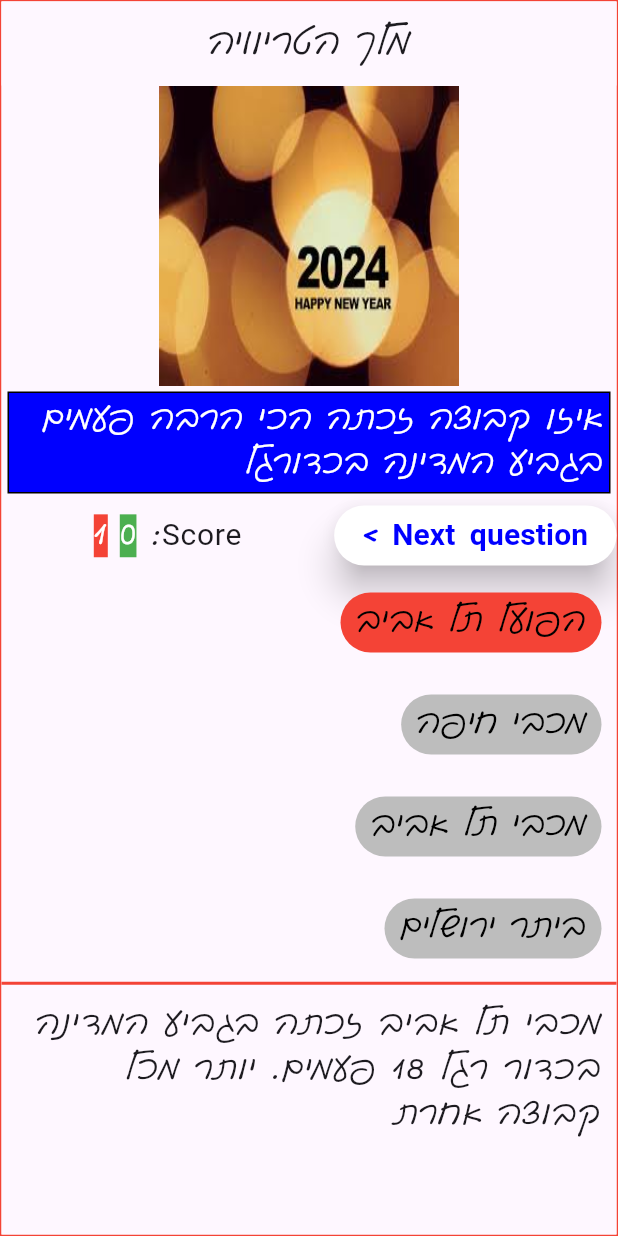
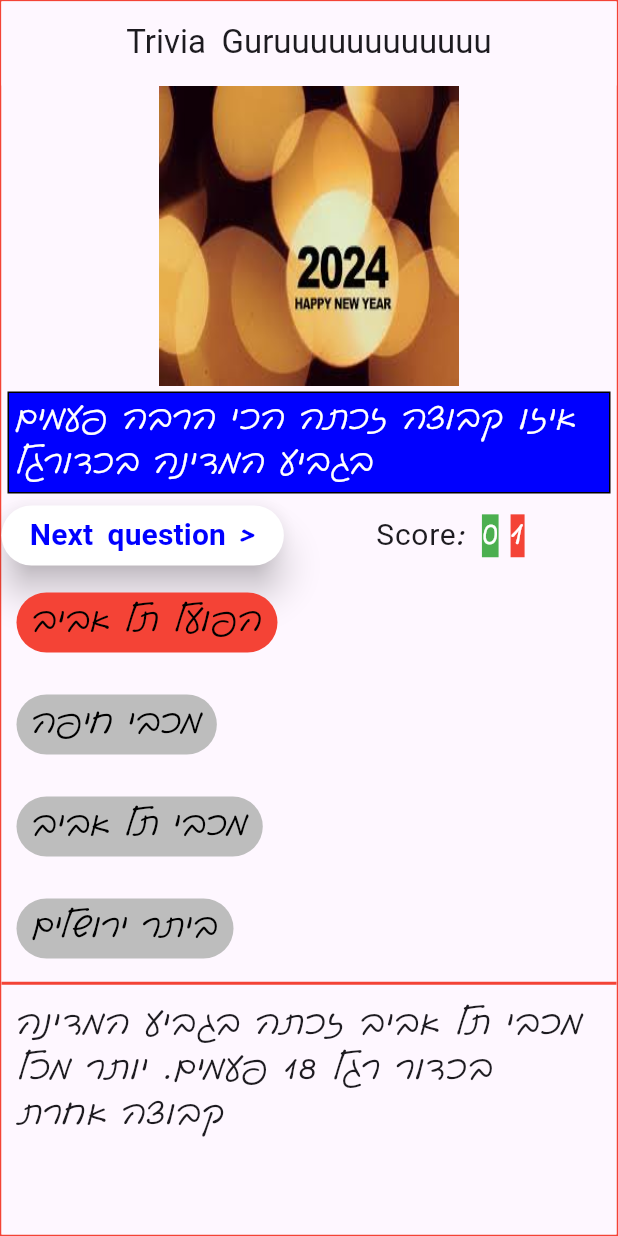
Before and after one commit to patishavir/trivia_guru, a Flutter app: the screen it shows after launch, after a tap on "הפועל תל אביב", on a phone screen of 412 x 824 dp. Run offline on Flutter 3.47's test engine with Material 3 defaults, Android fonts, the phone set to English and light mode, and no system bars; our stand-ins replace confetti, easy_localization; missing offline and left inert: blinking_text.

Commit message:
20210103

```diff
--- /dev/null
+++ b/assets/l10n/en.json
@@ -0,0 +1,4 @@
+{
+  "select_an_answer": "Select an answerrrrrrrrrrrrrrrrrrrr:",
+  "app_title": "Trivia Guruuuuuuuuuuuu"
+}
--- /dev/null
+++ b/assets/l10n/he.json
@@ -0,0 +1,4 @@
+{
+   "select_an_answer": "בחר תשובה:",
+  "app_title": "אלוף הטריוויהההה"
+}
--- a/i18n/en/stirng.json
+++ /dev/null
@@ -1,5 +0,0 @@
-{
-  “key1”: “value1”,
-“key2”: “value2”,
-“key3”: “value3”
-}
--- /dev/null
+++ b/lib/l10n/l10n.dart
@@ -0,0 +1,5 @@
+import 'package:flutter/material.dart';
+
+class L10n {
+  static final all = [const Locale('he'), const Locale('en')];
+}
--- a/lib/main.dart
+++ b/lib/main.dart
@@ -1,6 +1,17 @@
 import 'package:flutter/material.dart';
 import 'package:trivia_guru/pages/multiple_choice_question_form.dart';
+import 'package:easy_localization/easy_localization.dart';
+import 'l10n/l10n.dart';
 
-void main() {
-  runApp(const MultipleChoiceApp());
+void main() async {
+  WidgetsFlutterBinding.ensureInitialized();
+  await EasyLocalization.ensureInitialized();
+  runApp(
+    EasyLocalization(
+      supportedLocales: L10n.all,
+      path: 'assets/l10n',
+      fallbackLocale: L10n.all[0],
+      child: const MultipleChoiceApp(),
+    ),
+  );
 }
--- a/lib/pages/multiple_choice_question_form.dart
+++ b/lib/pages/multiple_choice_question_form.dart
@@ -1,5 +1,5 @@
 import 'package:flutter/material.dart';
-import 'package:flutter_localizations/flutter_localizations.dart';
+import 'package:easy_localization/easy_localization.dart';
 
 import '../common/logging_utils.dart';
 import '../config/game_config.dart';
@@ -7,27 +7,19 @@ import '../config/session_data.dart';
 import '../objects/question.dart';
 import '../pages/confetti_page.dart';
 import '../utils/questions_utils.dart';
+import '../l10n/l10n.dart';
+import '../l10n/locale_keys.g.dart';
 
 class MultipleChoiceApp extends StatelessWidget {
   const MultipleChoiceApp({super.key});
 
   @override
   Widget build(BuildContext context) {
+    LoggingUtils.writeLog("locale: ${context.locale}");
     SessionData.initSessionData();
     return MaterialApp(
-      localizationsDelegates: const [
-        GlobalCupertinoLocalizations.delegate,
-        GlobalMaterialLocalizations.delegate,
-        GlobalWidgetsLocalizations.delegate,
-      ],
-      locale: const Locale('he'),
-      supportedLocales: const [
-        Locale('en'),
-        Locale('es'),
-      ],
-
       debugShowCheckedModeBanner: false,
-      title: 'Trivia Guru',
+      title: LocaleKeys.app_title.tr(),
       theme: ThemeData(
         primarySwatch: Colors.blue,
         fontFamily: GameConfig.fontFamily,
@@ -36,10 +28,16 @@ class MultipleChoiceApp extends StatelessWidget {
           labelLarge: TextStyle(fontSize: GameConfig.fontSize),
         ),
       ),
-      home: const Directionality(
+      localizationsDelegates: context.localizationDelegates,
+      supportedLocales: context.supportedLocales,
+      locale: context.locale,
+      /*
+      home:  Directionality(
         textDirection: GameConfig.textDirection,
-        child: MyHomePage(title: 'מלך הטריוויה'),
-      ),
+        child: MyHomePage(title: LocaleKeys.app_title.tr()),
+        )
+        */
+      home: MyHomePage(title: LocaleKeys.app_title.tr()),
     );
   }
 }
@@ -96,6 +94,8 @@ class _MyHomePageState extends State<MyHomePage> {
 
   @override
   Widget build(BuildContext context) {
+    LoggingUtils.writeLog("app_title: ${LocaleKeys.app_title.tr()}");
+    LoggingUtils.writeLog("Locale: ${context.locale}");
     question = QuestionsUtils.getQuestion(SessionData.questionIndex);
     return Container(
       decoration: BoxDecoration(
@@ -160,9 +160,9 @@ class _MyHomePageState extends State<MyHomePage> {
       mainAxisAlignment: MainAxisAlignment.spaceBetween,
       children: [
         SessionData.waitingForAnAnswer
-            ? const Text(
-                "Select an answer:",
-                style: TextStyle(
+            ? Text(
+                LocaleKeys.select_an_answer.tr(),
+                style: const TextStyle(
                   fontSize: GameConfig.fontSize,
                   fontWeight: FontWeight.bold,
                   color: Color.fromARGB(255, 0, 0, 255),
--- a/pubspec.yaml
+++ b/pubspec.yaml
@@ -16,7 +16,7 @@ dependencies:
   intl: any
 
   cupertino_icons: ^1.0.6
-  easy_localization: ^3.0.0
+  easy_localization: ^3.0.3
   logging: ^1.1.0
   build_runner: ^2.3.2
   build_web_compilers: ^4.0.7
@@ -37,7 +37,7 @@ flutter:
   assets:
     - assets/questions/
     - assets/images/
-    - assets/i18n/
+    - assets/l10n/
   fonts:
     - family: NovaSlim
       fonts:
```
Also changed, not shown: lib/l10n/app_localizations.dart (deleted, +0 -33 lines), lib/l10n/locale_keys.g.dart (added), pubspec.lock, 1 other file.
